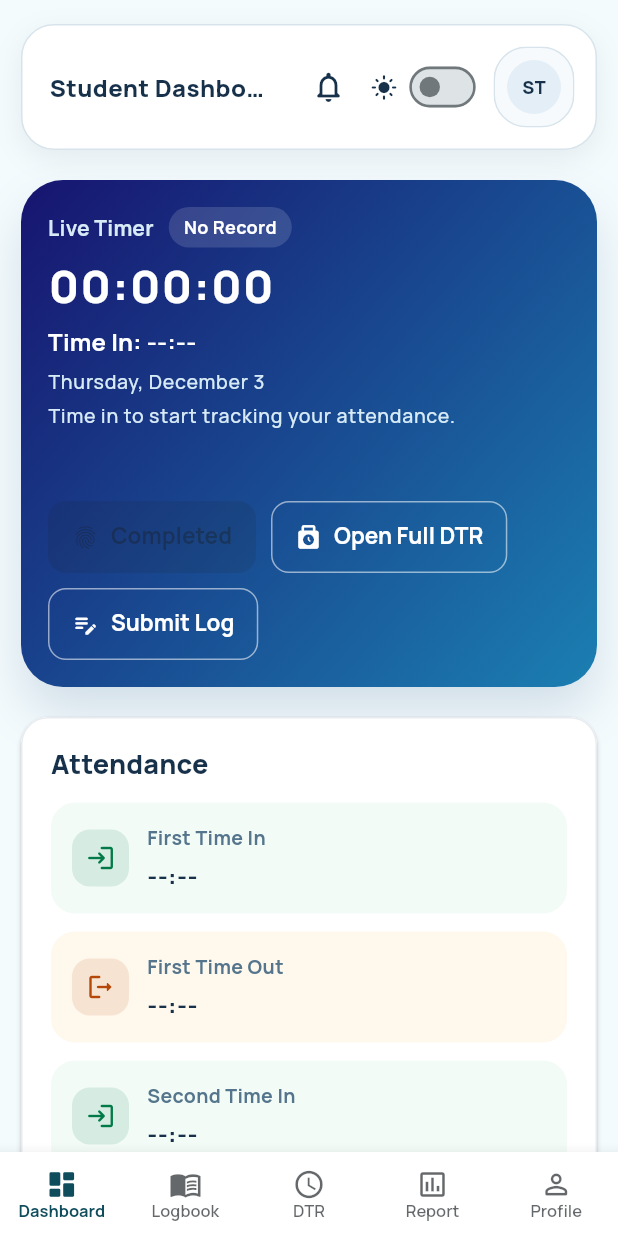
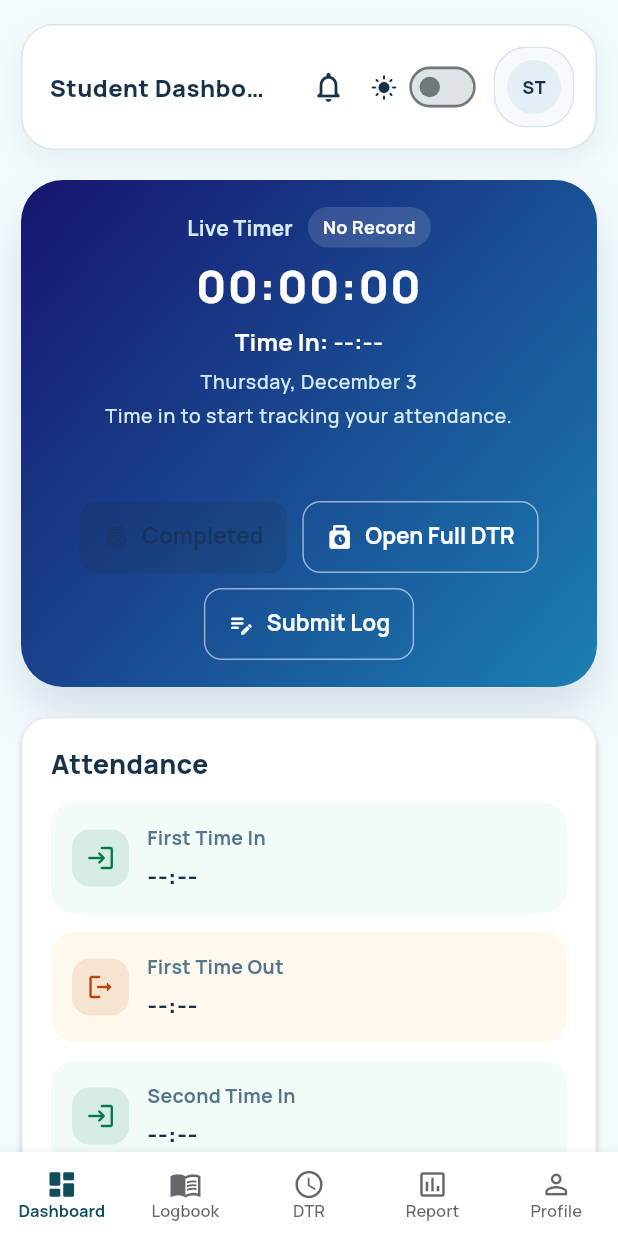
Before and after one commit to 2302766-collab/InternTrack, a Flutter app: the StudentDashboardScreen screen opened directly with empty values, on a phone screen of 412 x 824 dp. Run offline on Flutter 3.47's test engine with Material 3 defaults, Android fonts, the phone set to English and light mode, and no system bars; our stand-ins replace dio, file_picker, flutter_secure_storage, google_fonts, shared_preferences; missing offline and left inert: dart:html; accounts and stored records are empty.

Commit message:
Adjust the card of the blue live timer card

```diff
--- a/flutter/lib/features/student/presentation/screens/student_dashboard_screen.dart
+++ b/flutter/lib/features/student/presentation/screens/student_dashboard_screen.dart
@@ -1616,10 +1616,20 @@ class _StudentDashboardScreenState extends State<StudentDashboardScreen> {
     return LayoutBuilder(
       builder: (context, constraints) {
         final isCompact = constraints.maxWidth < 640;
-
-        return Container(
+        final headerMaxWidth = isCompact ? double.infinity : 760.0;
+
+        return Center(
+          child: ConstrainedBox(
+            constraints: BoxConstraints(
+              maxWidth: headerMaxWidth,
+              minWidth: isCompact ? 0 : 560,
+            ),
+            child: Container(
               width: double.infinity,
-          padding: EdgeInsets.all(isCompact ? 18 : 22),
+              padding: EdgeInsets.symmetric(
+                horizontal: isCompact ? 18 : 28,
+                vertical: isCompact ? 18 : 24,
+              ),
               decoration: BoxDecoration(
                 gradient: const LinearGradient(
                   colors: [_heroStart, _heroEnd],
@@ -1635,11 +1645,8 @@ class _StudentDashboardScreenState extends State<StudentDashboardScreen> {
                   ),
                 ],
               ),
-          child: Column(
-            crossAxisAlignment: CrossAxisAlignment.start,
-            children: [
-              _buildHeaderTimerContent(theme, record, isCompact),
-            ],
+              child: _buildHeaderTimerContent(theme, record, isCompact),
+            ),
           ),
         );
       },
@@ -1656,11 +1663,12 @@ class _StudentDashboardScreenState extends State<StudentDashboardScreen> {
         record?.nextAction != null && !_isDtrSubmitting && !_isRefreshing;
 
     final timerColumn = Column(
-      crossAxisAlignment: CrossAxisAlignment.start,
+      crossAxisAlignment: CrossAxisAlignment.center,
       children: [
         Wrap(
           spacing: 10,
           runSpacing: 10,
+          alignment: WrapAlignment.center,
           crossAxisAlignment: WrapCrossAlignment.center,
           children: [
             Text(
@@ -1697,6 +1705,7 @@ class _StudentDashboardScreenState extends State<StudentDashboardScreen> {
             fontSize: isCompact ? 30 : 36,
             letterSpacing: 1.0,
           ),
+          textAlign: TextAlign.center,
         ),
         const SizedBox(height: 12),
         Text(
@@ -1706,6 +1715,7 @@ class _StudentDashboardScreenState extends State<StudentDashboardScreen> {
             fontWeight: FontWeight.w700,
             fontSize: isCompact ? 16 : 18,
           ),
+          textAlign: TextAlign.center,
         ),
         const SizedBox(height: 6),
         Text(
@@ -1714,6 +1724,7 @@ class _StudentDashboardScreenState extends State<StudentDashboardScreen> {
             color: const Color(0xFFD7EBF7),
             fontSize: isCompact ? 13 : 14,
           ),
+          textAlign: TextAlign.center,
         ),
         const SizedBox(height: 4),
         Text(
@@ -1723,10 +1734,12 @@ class _StudentDashboardScreenState extends State<StudentDashboardScreen> {
             height: 1.4,
             fontSize: isCompact ? 13 : 14,
           ),
+          textAlign: TextAlign.center,
         ),
         const SizedBox(height: 10),
         DefaultTextStyle(
           style: TextStyle(color: Colors.white.withValues(alpha: 0.84)),
+          child: Center(
             child: DashboardRefreshStatus(
               lastUpdated: _lastUpdated,
               isRefreshing: _isRefreshing,
@@ -1734,12 +1747,14 @@ class _StudentDashboardScreenState extends State<StudentDashboardScreen> {
               refreshingLabel: 'Refreshing student dashboard...',
             ),
           ),
+        ),
       ],
     );
 
     final actionButtons = Wrap(
       spacing: 10,
       runSpacing: 10,
+      alignment: WrapAlignment.center,
       children: [
         FilledButton.icon(
           onPressed: actionEnabled ? _handleDtrAction : null,
@@ -1783,7 +1798,7 @@ class _StudentDashboardScreenState extends State<StudentDashboardScreen> {
     );
 
     return Column(
-      crossAxisAlignment: CrossAxisAlignment.start,
+      crossAxisAlignment: CrossAxisAlignment.center,
       children: [
         timerColumn,
         const SizedBox(height: 18),
```
Lines whose indentation alone changed are shown as unchanged.
